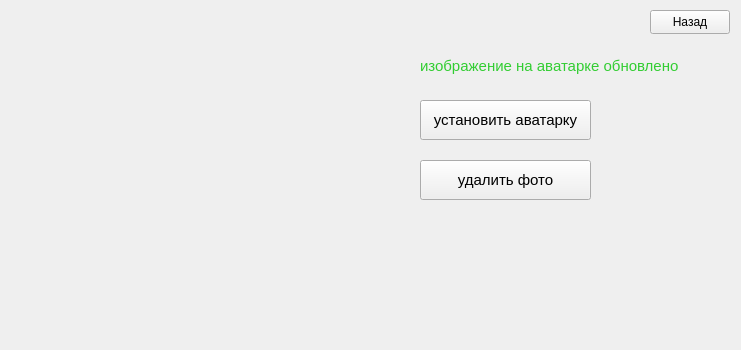
xwwwwl/bfu_2025, file qt_projects/authorization_and_login/gui_app/choose_window.ui: the form before one commit.
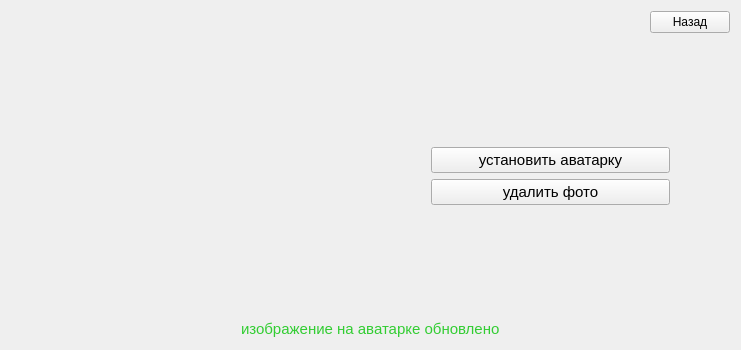
The form after the commit. Icons and pictures are not drawn.

```diff
--- a/qt_projects/authorization_and_login/gui_app/choose_window.ui
+++ b/qt_projects/authorization_and_login/gui_app/choose_window.ui
@@ -13,91 +13,211 @@
   <property name="windowTitle">
    <string>Form</string>
   </property>
-  <widget class="QLabel" name="photo_1">
-   <property name="geometry">
-    <rect>
-     <x>20</x>
-     <y>20</y>
-     <width>130</width>
-     <height>130</height>
-    </rect>
-   </property>
+  <layout class="QVBoxLayout" name="verticalLayout_3">
+   <item>
+    <layout class="QVBoxLayout" name="verticalLayout_2" stretch="1,1,30,1,1">
+     <item>
+      <layout class="QHBoxLayout" name="horizontalLayout">
+       <item>
+        <spacer name="horizontalSpacer">
+         <property name="orientation">
+          <enum>Qt::Orientation::Horizontal</enum>
+         </property>
+         <property name="sizeHint" stdset="0">
+          <size>
+           <width>40</width>
+           <height>20</height>
+          </size>
+         </property>
+        </spacer>
+       </item>
+       <item>
+        <widget class="QPushButton" name="back_to_mainwindow">
    <property name="text">
+          <string>Назад</string>
+         </property>
+        </widget>
+       </item>
+      </layout>
+     </item>
+     <item>
+      <spacer name="verticalSpacer_4">
+       <property name="orientation">
+        <enum>Qt::Orientation::Vertical</enum>
+       </property>
+       <property name="sizeHint" stdset="0">
+        <size>
+         <width>20</width>
+         <height>40</height>
+        </size>
+       </property>
+      </spacer>
+     </item>
+     <item>
+      <layout class="QHBoxLayout" name="horizontalLayout_2" stretch="1,0,10,8,2">
+       <item>
+        <spacer name="horizontalSpacer_6">
+         <property name="orientation">
+          <enum>Qt::Orientation::Horizontal</enum>
+         </property>
+         <property name="sizeHint" stdset="0">
+          <size>
+           <width>40</width>
+           <height>20</height>
+          </size>
+         </property>
+        </spacer>
+       </item>
+       <item>
+        <layout class="QGridLayout" name="gridLayout">
+         <item row="0" column="0">
+          <widget class="QPushButton" name="photo_1_btn">
+           <property name="sizePolicy">
+            <sizepolicy hsizetype="Expanding" vsizetype="Expanding">
+             <horstretch>0</horstretch>
+             <verstretch>0</verstretch>
+            </sizepolicy>
+           </property>
+           <property name="text">
     <string/>
    </property>
-   <property name="pixmap">
-    <pixmap resource="photo.qrc">:/photo/photo/user_img.png</pixmap>
-   </property>
-   <property name="scaledContents">
+           <property name="icon">
+            <iconset resource="photo.qrc">
+             <normaloff>:/photo/photo/user_img.png</normaloff>:/photo/photo/user_img.png</iconset>
+           </property>
+           <property name="iconSize">
+            <size>
+             <width>50</width>
+             <height>50</height>
+            </size>
+           </property>
+           <property name="checkable">
     <bool>true</bool>
    </property>
-  </widget>
-  <widget class="QLabel" name="photo_2">
-   <property name="geometry">
-    <rect>
-     <x>20</x>
-     <y>180</y>
-     <width>130</width>
-     <height>130</height>
-    </rect>
+           <property name="flat">
+            <bool>true</bool>
+           </property>
+          </widget>
+         </item>
+         <item row="1" column="0">
+          <widget class="QPushButton" name="photo_3_btn">
+           <property name="sizePolicy">
+            <sizepolicy hsizetype="Expanding" vsizetype="Expanding">
+             <horstretch>0</horstretch>
+             <verstretch>0</verstretch>
+            </sizepolicy>
    </property>
    <property name="text">
     <string/>
    </property>
-   <property name="pixmap">
-    <pixmap resource="photo.qrc">:/photo/photo/user_img.png</pixmap>
-   </property>
-   <property name="scaledContents">
+           <property name="icon">
+            <iconset resource="photo.qrc">
+             <normaloff>:/photo/photo/user_img.png</normaloff>:/photo/photo/user_img.png</iconset>
+           </property>
+           <property name="iconSize">
+            <size>
+             <width>50</width>
+             <height>50</height>
+            </size>
+           </property>
+           <property name="checkable">
     <bool>true</bool>
    </property>
-  </widget>
-  <widget class="QLabel" name="photo_3">
-   <property name="geometry">
-    <rect>
-     <x>180</x>
-     <y>20</y>
-     <width>130</width>
-     <height>130</height>
-    </rect>
+           <property name="flat">
+            <bool>true</bool>
+           </property>
+          </widget>
+         </item>
+         <item row="1" column="1">
+          <widget class="QPushButton" name="photo_4_btn">
+           <property name="sizePolicy">
+            <sizepolicy hsizetype="Expanding" vsizetype="Expanding">
+             <horstretch>0</horstretch>
+             <verstretch>0</verstretch>
+            </sizepolicy>
    </property>
    <property name="text">
     <string/>
    </property>
-   <property name="pixmap">
-    <pixmap resource="photo.qrc">:/photo/photo/user_img.png</pixmap>
-   </property>
-   <property name="scaledContents">
+           <property name="icon">
+            <iconset resource="photo.qrc">
+             <normaloff>:/photo/photo/user_img.png</normaloff>:/photo/photo/user_img.png</iconset>
+           </property>
+           <property name="iconSize">
+            <size>
+             <width>50</width>
+             <height>50</height>
+            </size>
+           </property>
+           <property name="checkable">
     <bool>true</bool>
    </property>
-  </widget>
-  <widget class="QLabel" name="photo_4">
-   <property name="geometry">
-    <rect>
-     <x>180</x>
-     <y>180</y>
-     <width>130</width>
-     <height>130</height>
-    </rect>
+           <property name="flat">
+            <bool>true</bool>
+           </property>
+          </widget>
+         </item>
+         <item row="0" column="1">
+          <widget class="QPushButton" name="photo_2_btn">
+           <property name="sizePolicy">
+            <sizepolicy hsizetype="Expanding" vsizetype="Expanding">
+             <horstretch>0</horstretch>
+             <verstretch>0</verstretch>
+            </sizepolicy>
    </property>
    <property name="text">
     <string/>
    </property>
-   <property name="pixmap">
-    <pixmap resource="photo.qrc">:/photo/photo/user_img.png</pixmap>
-   </property>
-   <property name="scaledContents">
+           <property name="icon">
+            <iconset resource="photo.qrc">
+             <normaloff>:/photo/photo/user_img.png</normaloff>:/photo/photo/user_img.png</iconset>
+           </property>
+           <property name="iconSize">
+            <size>
+             <width>50</width>
+             <height>50</height>
+            </size>
+           </property>
+           <property name="checkable">
     <bool>true</bool>
    </property>
-  </widget>
+           <property name="flat">
+            <bool>true</bool>
+           </property>
+          </widget>
+         </item>
+        </layout>
+       </item>
+       <item>
+        <spacer name="horizontalSpacer_4">
+         <property name="orientation">
+          <enum>Qt::Orientation::Horizontal</enum>
+         </property>
+         <property name="sizeHint" stdset="0">
+          <size>
+           <width>40</width>
+           <height>20</height>
+          </size>
+         </property>
+        </spacer>
+       </item>
+       <item>
+        <layout class="QVBoxLayout" name="verticalLayout">
+         <item>
+          <spacer name="verticalSpacer">
+           <property name="orientation">
+            <enum>Qt::Orientation::Vertical</enum>
+           </property>
+           <property name="sizeHint" stdset="0">
+            <size>
+             <width>20</width>
+             <height>40</height>
+            </size>
+           </property>
+          </spacer>
+         </item>
+         <item>
   <widget class="QPushButton" name="set_avatar_btn">
-   <property name="geometry">
-    <rect>
-     <x>420</x>
-     <y>100</y>
-     <width>171</width>
-     <height>40</height>
-    </rect>
-   </property>
    <property name="font">
     <font>
      <pointsize>11</pointsize>
@@ -108,15 +228,9 @@
     <string>установить аватарку</string>
    </property>
   </widget>
+         </item>
+         <item>
   <widget class="QPushButton" name="delete_photo_btn">
-   <property name="geometry">
-    <rect>
-     <x>420</x>
-     <y>160</y>
-     <width>171</width>
-     <height>40</height>
-    </rect>
-   </property>
    <property name="font">
     <font>
      <pointsize>11</pointsize>
@@ -127,31 +241,70 @@
     <string>удалить фото</string>
    </property>
   </widget>
-  <widget class="QPushButton" name="back_to_mainwindow">
-   <property name="geometry">
-    <rect>
-     <x>650</x>
-     <y>10</y>
-     <width>80</width>
-     <height>24</height>
-    </rect>
-   </property>
-   <property name="text">
-    <string>Назад</string>
-   </property>
-  </widget>
+         </item>
+         <item>
+          <spacer name="verticalSpacer_2">
+           <property name="orientation">
+            <enum>Qt::Orientation::Vertical</enum>
+           </property>
+           <property name="sizeHint" stdset="0">
+            <size>
+             <width>20</width>
+             <height>40</height>
+            </size>
+           </property>
+          </spacer>
+         </item>
+        </layout>
+       </item>
+       <item>
+        <spacer name="horizontalSpacer_5">
+         <property name="orientation">
+          <enum>Qt::Orientation::Horizontal</enum>
+         </property>
+         <property name="sizeHint" stdset="0">
+          <size>
+           <width>40</width>
+           <height>20</height>
+          </size>
+         </property>
+        </spacer>
+       </item>
+      </layout>
+     </item>
+     <item>
+      <spacer name="verticalSpacer_3">
+       <property name="orientation">
+        <enum>Qt::Orientation::Vertical</enum>
+       </property>
+       <property name="sizeHint" stdset="0">
+        <size>
+         <width>20</width>
+         <height>40</height>
+        </size>
+       </property>
+      </spacer>
+     </item>
+     <item>
+      <layout class="QHBoxLayout" name="horizontalLayout_3">
+       <item>
+        <spacer name="horizontalSpacer_2">
+         <property name="orientation">
+          <enum>Qt::Orientation::Horizontal</enum>
+         </property>
+         <property name="sizeHint" stdset="0">
+          <size>
+           <width>40</width>
+           <height>20</height>
+          </size>
+         </property>
+        </spacer>
+       </item>
+       <item>
   <widget class="QLabel" name="error_label">
    <property name="enabled">
     <bool>true</bool>
    </property>
-   <property name="geometry">
-    <rect>
-     <x>420</x>
-     <y>50</y>
-     <width>281</width>
-     <height>31</height>
-    </rect>
-   </property>
    <property name="font">
     <font>
      <pointsize>11</pointsize>
@@ -166,6 +319,25 @@
     <string>изображение на аватарке обновлено</string>
    </property>
   </widget>
+       </item>
+       <item>
+        <spacer name="horizontalSpacer_3">
+         <property name="orientation">
+          <enum>Qt::Orientation::Horizontal</enum>
+         </property>
+         <property name="sizeHint" stdset="0">
+          <size>
+           <width>40</width>
+           <height>20</height>
+          </size>
+         </property>
+        </spacer>
+       </item>
+      </layout>
+     </item>
+    </layout>
+   </item>
+  </layout>
  </widget>
  <resources>
   <include location="photo.qrc"/>
```
Lines whose indentation alone changed are shown as unchanged.
